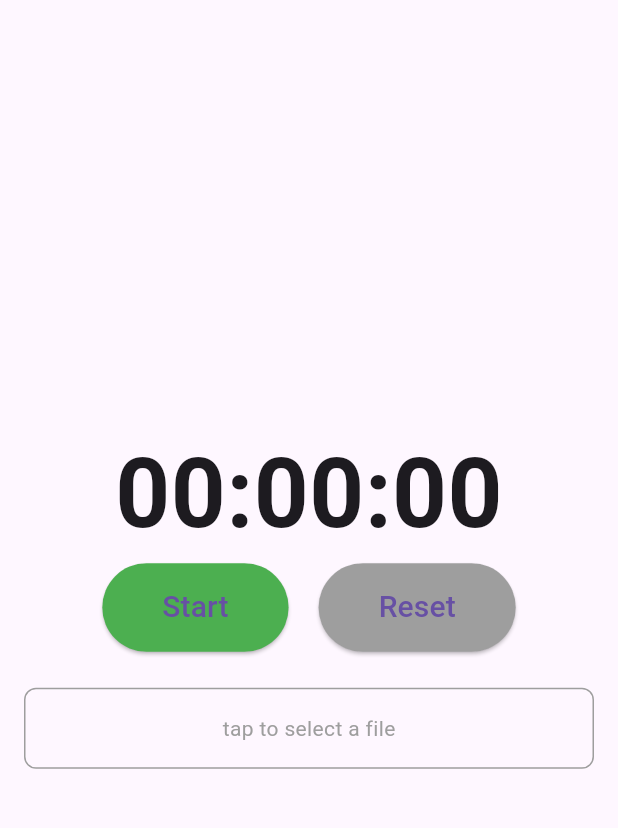
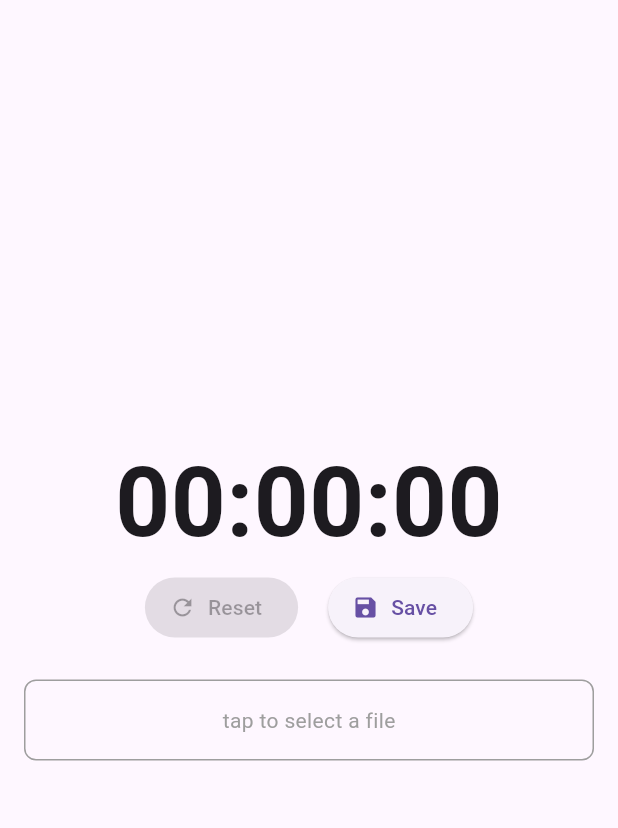
Before and after one commit to harmonysoft-tech/chrono-sheet, a Flutter app: the screen it shows after launch, on a phone screen of 412 x 824 dp, the part 63-891 px from its top. Run offline on Flutter 3.47's test engine with Material 3 defaults, Android fonts, the phone set to English and light mode, and no system bars; our stand-ins replace firebase_core, firebase_crashlytics, flutter_riverpod, go_router, google_sign_in, riverpod_annotation; missing offline and left inert: googleapis; accounts and stored records are empty; generated files the repository leaves out were written again.

Commit message:
added ability to reset the stopwatch

```diff
--- a/lib/l10n/app_en.arb
+++ b/lib/l10n/app_en.arb
@@ -3,5 +3,8 @@
 
   "titleSelectFile": "Select Google Sheet File",
 
+  "textReset": "Reset",
+  "textSave": "Save",
+
   "hintSelectFile": "tap to select a file"
 }
--- a/lib/measurement/widget/stop_watch_widget.dart
+++ b/lib/measurement/widget/stop_watch_widget.dart
@@ -1,5 +1,6 @@
 import 'dart:async';
 
+import 'package:chrono_sheet/generated/app_localizations.dart';
 import 'package:flutter/material.dart';
 import 'package:flutter_riverpod/flutter_riverpod.dart';
 
@@ -77,34 +78,16 @@ class StopWatchState extends ConsumerState<StopWatchWidget> {
         Row(
           mainAxisAlignment: MainAxisAlignment.center,
           children: [
-            ElevatedButton(
-              onPressed: () => {},
-              style: ElevatedButton.styleFrom(
-                backgroundColor: Colors.green,
-                padding: EdgeInsets.symmetric(horizontal: 40, vertical: 15),
-                shape: RoundedRectangleBorder(
-                  borderRadius: BorderRadius.circular(30),
-                ),
-              ),
-              child: Text(
-                "Start",
-                style: TextStyle(fontSize: 20),
-              ),
+            ElevatedButton.icon(
+              onPressed: measurement != Duration.zero ? _reset : null,
+              icon: Icon(Icons.refresh),
+              label: Text(AppLocalizations.of(context).textReset),
             ),
             SizedBox(width: 20),
-            ElevatedButton(
-              onPressed: () => {},
-              style: ElevatedButton.styleFrom(
-                backgroundColor: Colors.grey,
-                padding: EdgeInsets.symmetric(horizontal: 40, vertical: 15),
-                shape: RoundedRectangleBorder(
-                  borderRadius: BorderRadius.circular(30),
-                ),
-              ),
-              child: Text(
-                "Reset",
-                style: TextStyle(fontSize: 20),
-              ),
+            ElevatedButton.icon(
+              onPressed: () {},
+              icon: Icon(Icons.save),
+              label: Text(AppLocalizations.of(context).textSave)
             ),
           ],
         )
```
